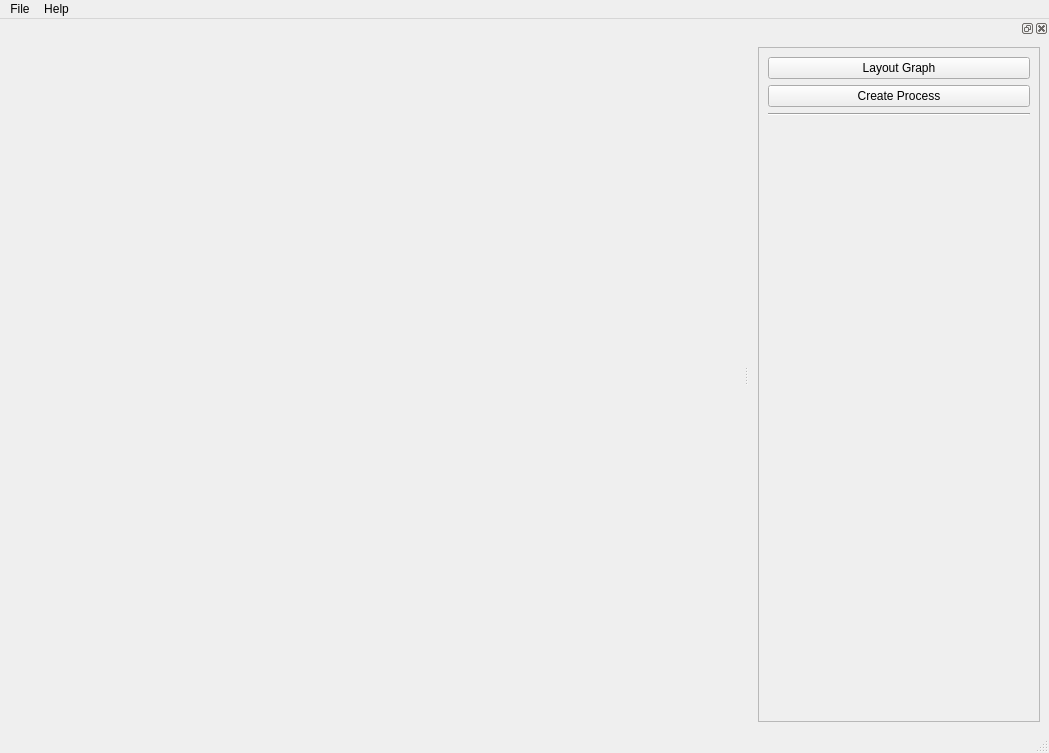
hasielhassan/PlumberManager, file resources/manager_form.ui: the form before one commit.
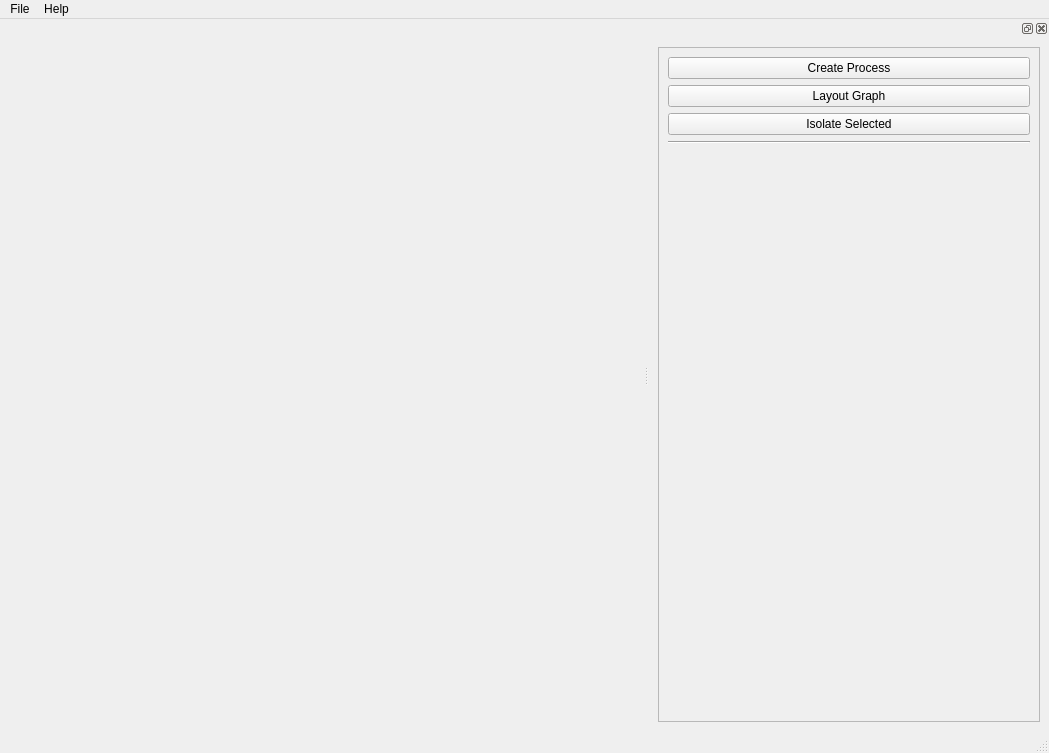
The form after the commit.

Commit message: Add Isolate Selected option

The edit to the form file:
```diff
--- a/resources/manager_form.ui
+++ b/resources/manager_form.ui
@@ -54,7 +54,7 @@
   <widget class="QDockWidget" name="dockWidget">
    <property name="minimumSize">
     <size>
-     <width>300</width>
+     <width>400</width>
      <height>111</height>
     </size>
    </property>
@@ -73,18 +73,11 @@
          <rect>
           <x>0</x>
           <y>0</y>
-          <width>280</width>
+          <width>380</width>
           <height>670</height>
          </rect>
         </property>
         <layout class="QVBoxLayout" name="verticalLayout_3">
-         <item>
-          <widget class="QPushButton" name="layout_graph_btn">
-           <property name="text">
-            <string>Layout Graph</string>
-           </property>
-          </widget>
-         </item>
          <item>
           <widget class="QPushButton" name="create_process_btn">
            <property name="text">
@@ -92,6 +85,20 @@
            </property>
           </widget>
          </item>
+         <item>
+          <widget class="QPushButton" name="layout_graph_btn">
+           <property name="text">
+            <string>Layout Graph</string>
+           </property>
+          </widget>
+         </item>
+         <item>
+          <widget class="QPushButton" name="isolate_selected_btn">
+           <property name="text">
+            <string>Isolate Selected</string>
+           </property>
+          </widget>
+         </item>
          <item>
           <widget class="Line" name="line">
            <property name="orientation">
```
The commit also changes 2 other files.
